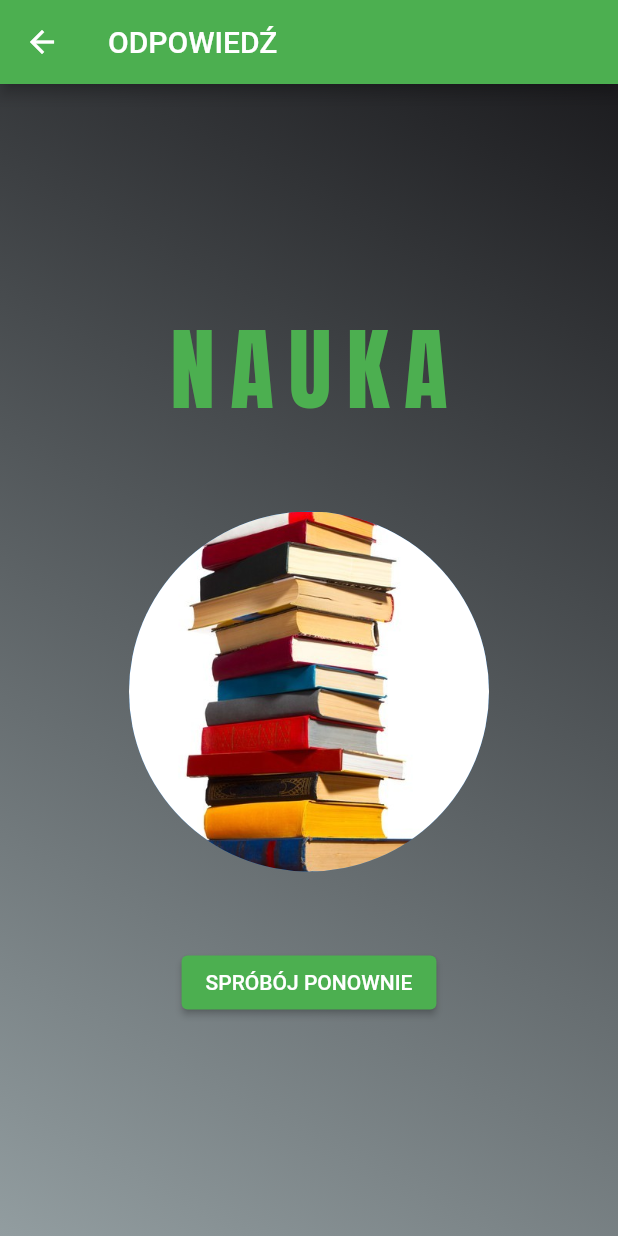
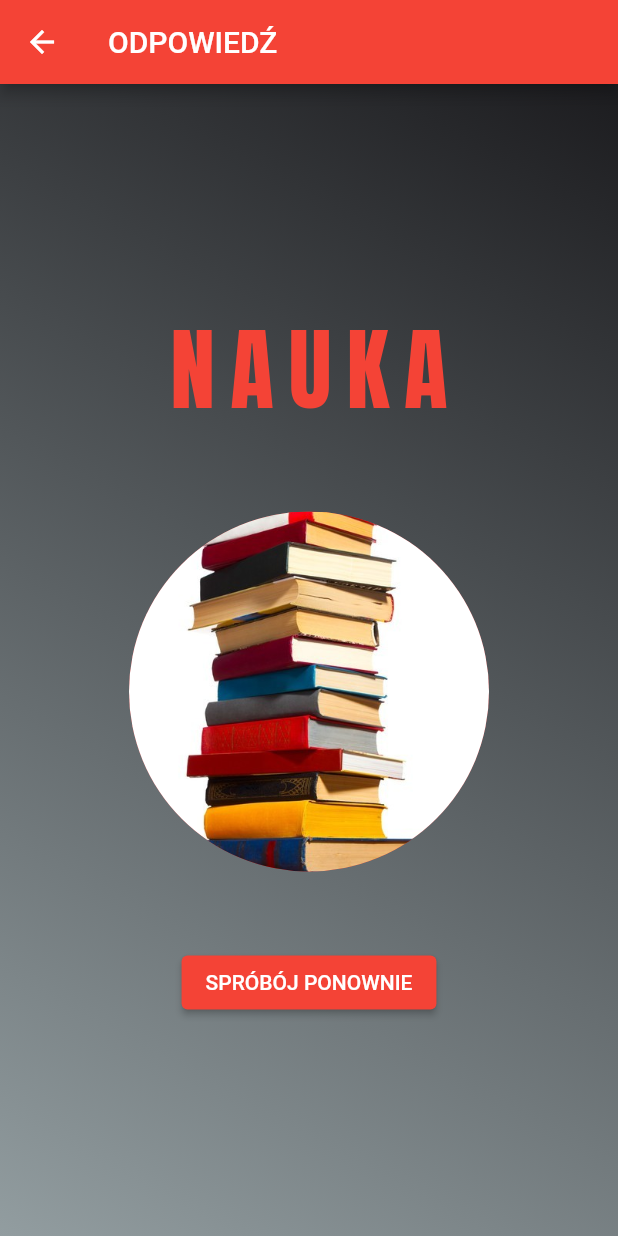
Before and after one commit to marcinmiszewski/losowanie, a Flutter app: the screen it shows after launch, after a tap on "SPRAWDŹ", on a phone screen of 412 x 824 dp. Run offline on Flutter 3.47's test engine with Material 2 defaults, Android fonts, the light colour scheme and no system bars; our stand-ins replace google_fonts.

Commit message:
Implement int function instead of bool. New colors

```diff
--- a/lib/main.dart
+++ b/lib/main.dart
@@ -14,7 +14,7 @@ class MyApp extends StatelessWidget {
     return MaterialApp(
       title: 'Losowanie',
       theme: ThemeData(
-        primarySwatch: Colors.blue,
+        primarySwatch: Colors.red,
       ),
       home: const FirstPage(),
     );
@@ -38,8 +38,8 @@ class FirstPage extends StatelessWidget {
             begin: Alignment.topRight,
             end: Alignment.bottomLeft,
             colors: [
-              Color.fromARGB(255, 219, 147, 99),
-              Color.fromARGB(255, 105, 255, 85),
+              Color.fromARGB(255, 28, 28, 31),
+              Color.fromARGB(255, 146, 157, 160),
             ],
           ),
         ),
@@ -48,11 +48,11 @@ class FirstPage extends StatelessWidget {
             mainAxisAlignment: MainAxisAlignment.center,
             children: [
               Text(
-                'CO DZISIAJ ROBIMY?',
+                'Rzuć kością',
                 style: GoogleFonts.anton(
                   fontSize: 30,
                   letterSpacing: 5,
-                  color: Colors.blue,
+                  color: Colors.red,
                 ),
               ),
               const SizedBox(height: 100),
@@ -82,13 +82,10 @@ class SecondPage extends StatelessWidget {
   @override
   Widget build(BuildContext context) {
     final random = Random();
-    final result = random.nextBool();
+    final result = random.nextInt(2);
     return Scaffold(
       appBar: AppBar(
         title: const Text('ODPOWIEDŹ'),
-        backgroundColor: result == true
-            ? Colors.green
-            : const Color.fromARGB(255, 244, 130, 54),
       ),
       body: Container(
         decoration: const BoxDecoration(
@@ -105,45 +102,46 @@ class SecondPage extends StatelessWidget {
           child: Column(
             mainAxisAlignment: MainAxisAlignment.center,
             children: [
-              if (result == true)
+              if (result == 0)
+                Column(
+                  children: [
                     Text(
                       'NAUKA',
                       style: GoogleFonts.anton(
                         fontSize: 60,
                         letterSpacing: 10,
-                    color: Colors.green,
+                        color: Colors.red,
                       ),
                     ),
                     const SizedBox(height: 50),
-              if (result == true)
                     const CircleAvatar(
                       backgroundImage: AssetImage('images/study.jpg'),
                       radius: 120,
                     ),
-              if (result == false)
+                  ],
+                ),
+              if (result == 1)
+                Column(
+                  children: [
                     Text(
-                  'TRENING',
+                      'Trening',
                       style: GoogleFonts.anton(
                         fontSize: 60,
                         letterSpacing: 10,
-                    color: const Color.fromARGB(255, 244, 130, 54),
+                        color: Colors.red,
                       ),
                     ),
                     const SizedBox(height: 50),
-              if (result == false)
                     const CircleAvatar(
                       backgroundImage: AssetImage('images/training.jpg'),
                       radius: 120,
                     ),
-              if (result == false)
+                  ],
+                ),
               const SizedBox(
                 height: 50,
               ),
               ElevatedButton(
-                style: ElevatedButton.styleFrom(
-                    backgroundColor: result == true
-                        ? Colors.green
-                        : const Color.fromARGB(255, 244, 130, 54)),
                 onPressed: () {
                   Navigator.of(context).pop();
                 },
```
Also changed, not shown: pubspec.lock. Lines whose indentation alone changed are shown as unchanged.
